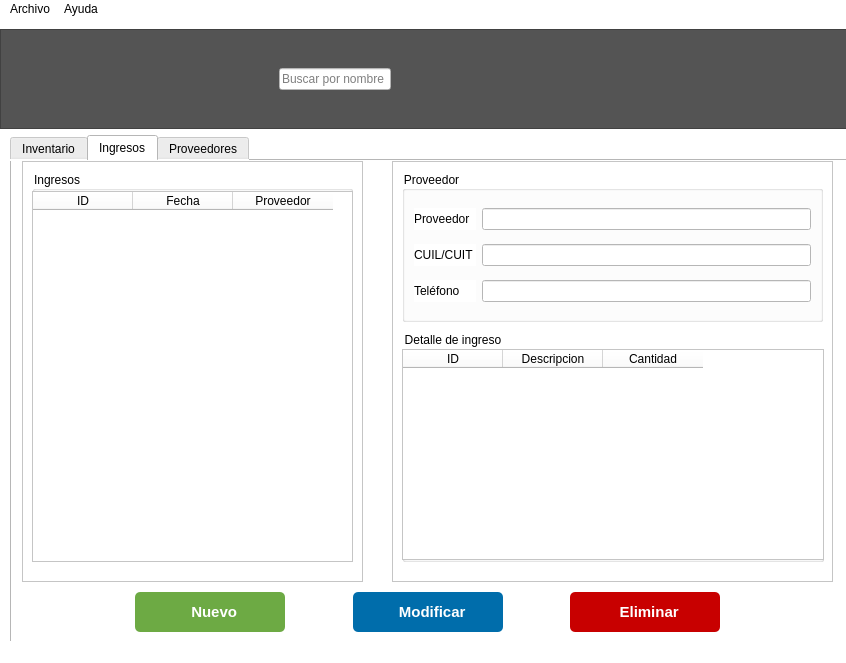
First picture: the form in windows/templates/main.ui, repository HitomiD/Proyecto-Desarrollo, before the edit.
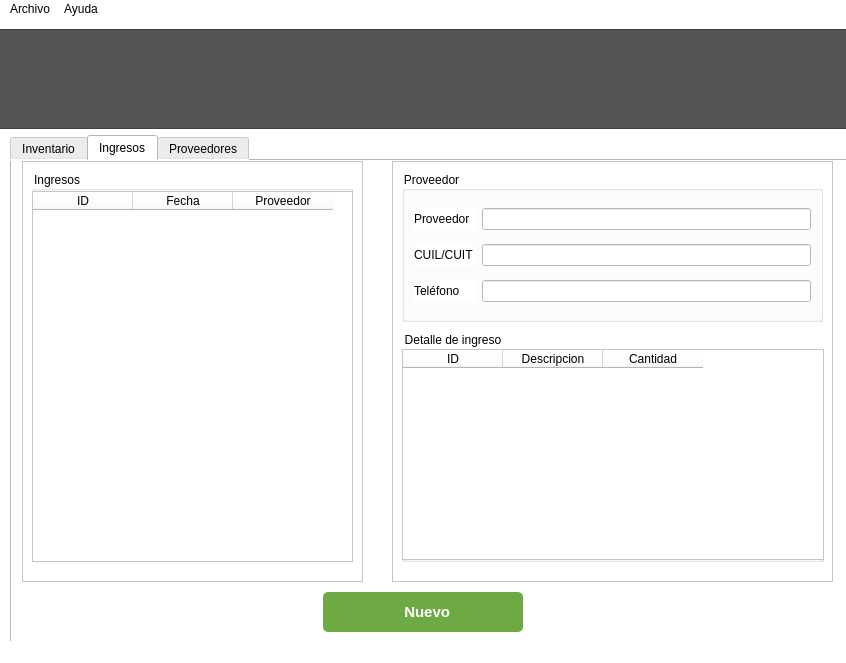
Second picture: the form after the edit. The open tabs and pages were chosen to show the change. Icons and pictures are not drawn.

Commit message: Removidas barra de busqueda y botones de eliminar y modificar ingresos.

Patch:
```diff
--- a/windows/templates/main.ui
+++ b/windows/templates/main.ui
@@ -49,9 +49,9 @@
    <widget class="QFrame" name="frame">
     <property name="geometry">
      <rect>
-      <x>0</x>
+      <x>-10</x>
       <y>10</y>
-      <width>851</width>
+      <width>857</width>
       <height>100</height>
      </rect>
     </property>
@@ -63,7 +63,7 @@
     </property>
     <property name="maximumSize">
      <size>
-      <width>851</width>
+      <width>857</width>
       <height>100</height>
      </size>
     </property>
@@ -90,37 +90,43 @@
     </property>
     <layout class="QHBoxLayout" name="horizontalLayout_2">
      <item>
-      <widget class="QLabel" name="escudoClub">
-       <property name="maximumSize">
+      <spacer name="horizontalSpacer">
+       <property name="orientation">
+        <enum>Qt::Horizontal</enum>
+       </property>
+       <property name="sizeHint" stdset="0">
         <size>
-         <width>70</width>
-         <height>80</height>
+         <width>40</width>
+         <height>20</height>
         </size>
        </property>
-       <property name="sizeIncrement">
+      </spacer>
+     </item>
+     <item>
+      <spacer name="horizontalSpacer_8">
+       <property name="orientation">
+        <enum>Qt::Horizontal</enum>
+       </property>
+       <property name="sizeHint" stdset="0">
         <size>
-         <width>0</width>
-         <height>0</height>
+         <width>40</width>
+         <height>20</height>
         </size>
        </property>
-       <property name="font">
-        <font>
-         <pointsize>16</pointsize>
-        </font>
+      </spacer>
+     </item>
+     <item>
+      <spacer name="horizontalSpacer_7">
+       <property name="orientation">
+        <enum>Qt::Horizontal</enum>
        </property>
-       <property name="styleSheet">
-        <string notr="true"/>
+       <property name="sizeHint" stdset="0">
+        <size>
+         <width>40</width>
+         <height>20</height>
+        </size>
        </property>
-       <property name="text">
-        <string/>
-       </property>
-       <property name="pixmap">
-        <pixmap>:/Logos/Escudo-Club.png</pixmap>
-       </property>
-       <property name="scaledContents">
-        <bool>true</bool>
-       </property>
-      </widget>
+      </spacer>
      </item>
      <item>
       <widget class="QLabel" name="LogoInterno">
@@ -153,71 +159,6 @@
        </property>
       </widget>
      </item>
-     <item>
-      <spacer name="horizontalSpacer">
-       <property name="orientation">
-        <enum>Qt::Horizontal</enum>
-       </property>
-       <property name="sizeHint" stdset="0">
-        <size>
-         <width>40</width>
-         <height>20</height>
-        </size>
-       </property>
-      </spacer>
-     </item>
-     <item>
-      <spacer name="horizontalSpacer_8">
-       <property name="orientation">
-        <enum>Qt::Horizontal</enum>
-       </property>
-       <property name="sizeHint" stdset="0">
-        <size>
-         <width>40</width>
-         <height>20</height>
-        </size>
-       </property>
-      </spacer>
-     </item>
-     <item>
-      <widget class="QLabel" name="label">
-       <property name="text">
-        <string/>
-       </property>
-       <property name="textFormat">
-        <enum>Qt::PlainText</enum>
-       </property>
-       <property name="pixmap">
-        <pixmap>../assets/Lupa-small.png</pixmap>
-       </property>
-      </widget>
-     </item>
-     <item>
-      <widget class="QLineEdit" name="barraBusqueda">
-       <property name="styleSheet">
-        <string notr="true">background-color: rgb(255, 255, 255);</string>
-       </property>
-       <property name="readOnly">
-        <bool>false</bool>
-       </property>
-       <property name="placeholderText">
-        <string>Buscar por nombre</string>
-       </property>
-      </widget>
-     </item>
-     <item>
-      <spacer name="horizontalSpacer_7">
-       <property name="orientation">
-        <enum>Qt::Horizontal</enum>
-       </property>
-       <property name="sizeHint" stdset="0">
-        <size>
-         <width>40</width>
-         <height>20</height>
-        </size>
-       </property>
-      </spacer>
-     </item>
      <item>
       <spacer name="horizontalSpacer_5">
        <property name="orientation">
@@ -942,7 +883,7 @@
        <rect>
         <x>0</x>
         <y>430</y>
-        <width>831</width>
+        <width>821</width>
         <height>42</height>
        </rect>
       </property>
@@ -963,19 +904,6 @@
          </property>
         </spacer>
        </item>
-       <item>
-        <spacer name="horizontalSpacer_32">
-         <property name="orientation">
-          <enum>Qt::Horizontal</enum>
-         </property>
-         <property name="sizeHint" stdset="0">
-          <size>
-           <width>40</width>
-           <height>20</height>
-          </size>
-         </property>
-        </spacer>
-       </item>
        <item>
         <widget class="QPushButton" name="btnNuevoIngreso">
          <property name="sizePolicy">
@@ -986,7 +914,7 @@
          </property>
          <property name="minimumSize">
           <size>
-           <width>150</width>
+           <width>200</width>
            <height>0</height>
           </size>
          </property>
@@ -1022,129 +950,6 @@
          </property>
         </widget>
        </item>
-       <item>
-        <spacer name="horizontalSpacer_33">
-         <property name="orientation">
-          <enum>Qt::Horizontal</enum>
-         </property>
-         <property name="sizeHint" stdset="0">
-          <size>
-           <width>40</width>
-           <height>20</height>
-          </size>
-         </property>
-        </spacer>
-       </item>
-       <item>
-        <widget class="QPushButton" name="btnModIngreso">
-         <property name="minimumSize">
-          <size>
-           <width>150</width>
-           <height>0</height>
-          </size>
-         </property>
-         <property name="font">
-          <font>
-           <family>Segoe UI</family>
-           <pointsize>11</pointsize>
-           <bold>true</bold>
-          </font>
-         </property>
-         <property name="cursor">
-          <cursorShape>PointingHandCursor</cursorShape>
-         </property>
-         <property name="styleSheet">
-          <string notr="true">background-color: #006dab;
-color: white;
-border-radius:5px;
-height: 40%;
-font-weight: 600;
-</string>
-         </property>
-         <property name="text">
-          <string>  Modificar</string>
-         </property>
-         <property name="icon">
-          <iconset>
-           <normaloff>../assets/Pencil.png</normaloff>../assets/Pencil.png</iconset>
-         </property>
-         <property name="iconSize">
-          <size>
-           <width>30</width>
-           <height>30</height>
-          </size>
-         </property>
-        </widget>
-       </item>
-       <item>
-        <spacer name="horizontalSpacer_34">
-         <property name="orientation">
-          <enum>Qt::Horizontal</enum>
-         </property>
-         <property name="sizeHint" stdset="0">
-          <size>
-           <width>40</width>
-           <height>20</height>
-          </size>
-         </property>
-        </spacer>
-       </item>
-       <item>
-        <widget class="QPushButton" name="btnElimIngreso">
-         <property name="minimumSize">
-          <size>
-           <width>150</width>
-           <height>0</height>
-          </size>
-         </property>
-         <property name="font">
-          <font>
-           <pointsize>11</pointsize>
-           <bold>true</bold>
-          </font>
-         </property>
-         <property name="cursor">
-          <cursorShape>PointingHandCursor</cursorShape>
-         </property>
-         <property name="styleSheet">
-          <string notr="true">background-color: #c80000;
-color: white;
-border-radius:5px;
-height: 40%;
-font-weight: 600;
-</string>
-         </property>
-         <property name="text">
-          <string>  Eliminar</string>
-         </property>
-         <property name="icon">
-          <iconset>
-           <normaloff>../assets/Trash.png</normaloff>../assets/Trash.png</iconset>
-         </property>
-         <property name="iconSize">
-          <size>
-           <width>35</width>
-           <height>35</height>
-          </size>
-         </property>
-         <property name="autoRepeat">
-          <bool>false</bool>
-         </property>
-        </widget>
-       </item>
-       <item>
-        <spacer name="horizontalSpacer_35">
-         <property name="orientation">
-          <enum>Qt::Horizontal</enum>
-         </property>
-         <property name="sizeHint" stdset="0">
-          <size>
-           <width>40</width>
-           <height>20</height>
-          </size>
-         </property>
-        </spacer>
-       </item>
        <item>
         <spacer name="horizontalSpacer_36">
          <property name="orientation">
```
Left out of the diff: 4 changed lines with no effect on the pictures. The commit also changes 1 other file.
